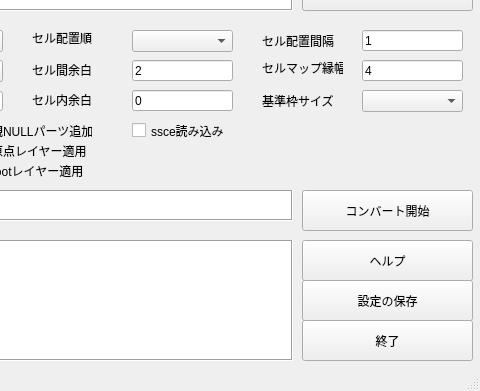
This is gui/mainwindow.ui in SpriteStudio/PSDtoSS6 as Qt 5 draws it before an edit; both pictures show x 208 to 688 and y 270 to 661 of the 688 by 661 pixel window. The edited form follows.
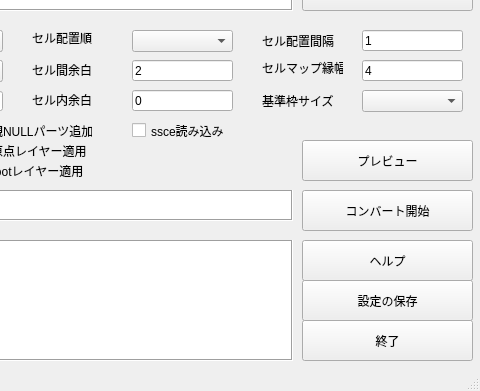
This is the edited form.

Commit message:
add preview window
visualize PSDtoSS's each parameter

The edit to the form file:
```diff
--- a/gui/mainwindow.ui
+++ b/gui/mainwindow.ui
@@ -615,6 +615,19 @@
      <string>0</string>
     </property>
    </widget>
+   <widget class="QPushButton" name="pushButton_Preview">
+    <property name="geometry">
+     <rect>
+      <x>510</x>
+      <y>410</y>
+      <width>171</width>
+      <height>41</height>
+     </rect>
+    </property>
+    <property name="text">
+     <string>プレビュー</string>
+    </property>
+   </widget>
   </widget>
   <widget class="QStatusBar" name="statusBar"/>
  </widget>
```
The commit also changes 6 other files.
